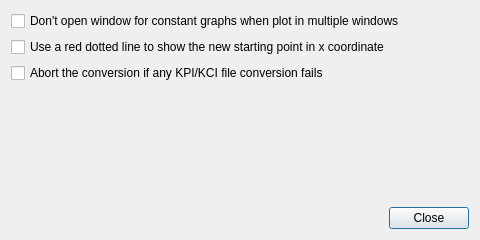
Before: the Qt Designer form VisualStatistics/OptionsDialog.ui in kery/MacVisTat, drawn with Qt 5.
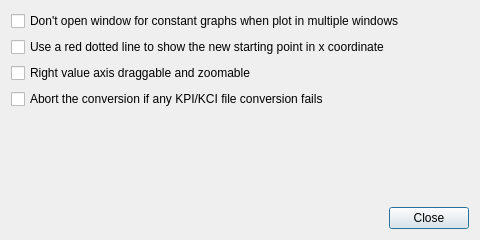
After: the same form once the commit is applied.

Commit message: Make yaxis2 draggable/zoomable configurable.

The edit to the form file:
```diff
--- a/VisualStatistics/OptionsDialog.ui
+++ b/VisualStatistics/OptionsDialog.ui
@@ -28,6 +28,13 @@
      </property>
     </widget>
    </item>
+   <item>
+    <widget class="QCheckBox" name="yAxis2DraggableZoomableCheckBox">
+     <property name="text">
+      <string>Right value axis draggable and zoomable</string>
+     </property>
+    </widget>
+   </item>
    <item>
     <widget class="QCheckBox" name="abortConvOnFailureCheckBox">
      <property name="text">
```
The commit also changes 7 other files.
